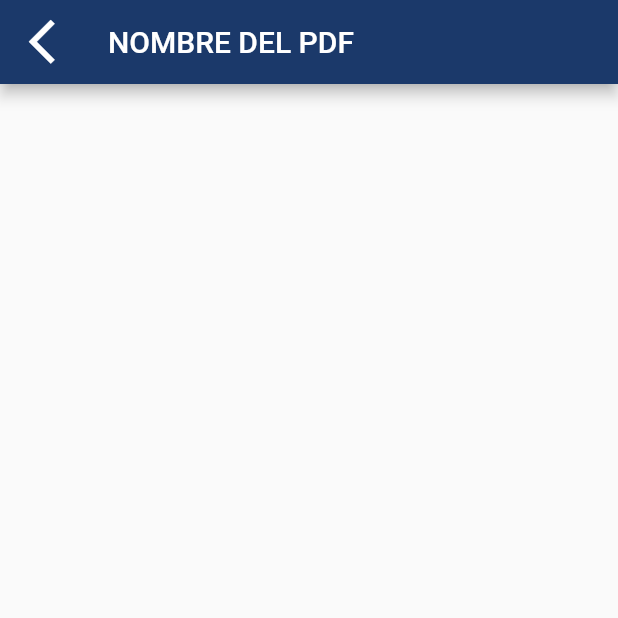
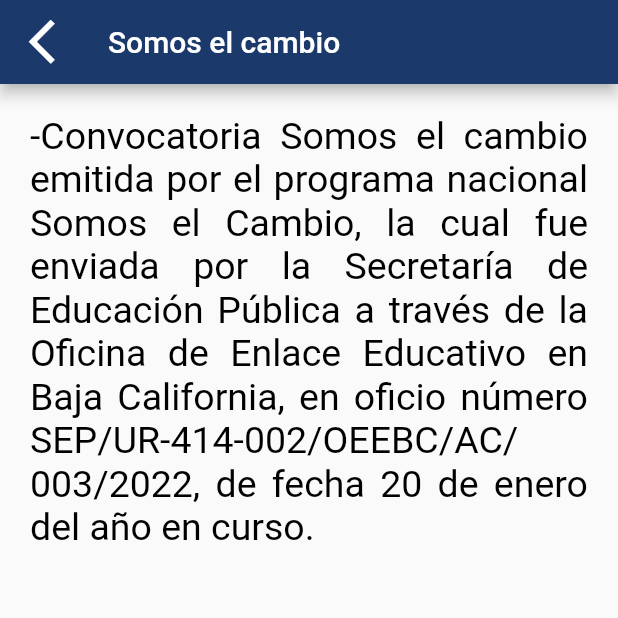
Before and after one commit to Rog319/convocatorias_examen, a Flutter app: the Convocatorias screen opened directly, after a tap on the "add" icon, on a phone screen of 412 x 824 dp, the top half of it. Run offline on Flutter 3.47's test engine with Material 2 defaults, Android fonts, the phone set to English and light mode, and no system bars.

Commit message:
De que trata convocatoria 1

```diff
--- a/lib/main.dart
+++ b/lib/main.dart
@@ -17,7 +17,7 @@
       theme: ThemeData(
         primaryColor: const Color(0xff1b396a),
       ),
-      home: HomePage(),
+      home: const HomePage(),
       debugShowCheckedModeBanner: false,
     );
   }
--- a/lib/pages/convocatoria.dart
+++ b/lib/pages/convocatoria.dart
@@ -24,7 +24,7 @@
                 const Padding(
                   padding: EdgeInsets.all(30.0),
                   child: Text(
-                    'Convocatoria 1',
+                    'Convocatoria Somos el cambio',
                     textAlign: TextAlign.center,
                     style: TextStyle(
                       color: Color.fromARGB(255, 255, 255, 255),
--- a/lib/pages/pdf.dart
+++ b/lib/pages/pdf.dart
@@ -14,7 +14,7 @@
   Widget build(BuildContext context) {
     return Scaffold(
       appBar: AppBar(
-      title: const Text('NOMBRE DEL PDF'),
+        title: const Text('Somos el cambio'),
         leading: IconButton(
           icon: const Icon(
             Icons.arrow_back_ios_new_outlined,
@@ -27,6 +27,20 @@
           },
         ),
         backgroundColor: const Color(0xff1b396a),
-    ));
+      ),
+      body: Container(
+        margin: const EdgeInsets.all(20),
+        child: Column(
+          children: const [
+            Text(
+                "-Convocatoria Somos el cambio emitida por el programa nacional Somos el Cambio, la cual fue enviada por la Secretaría de Educación Pública a través de la Oficina de Enlace Educativo en Baja California, en oficio número SEP/UR-414-002/OEEBC/AC/003/2022, de fecha 20 de enero del año en curso.",
+                textAlign: TextAlign.justify,
+                style: TextStyle(
+                    color: Color.fromARGB(255, 0, 0, 0), fontSize: 25)),
+            SizedBox(width: 5),
+          ],
+        ),
+      ),
+    );
   }
 }
```
Lines whose indentation alone changed are shown as unchanged.
